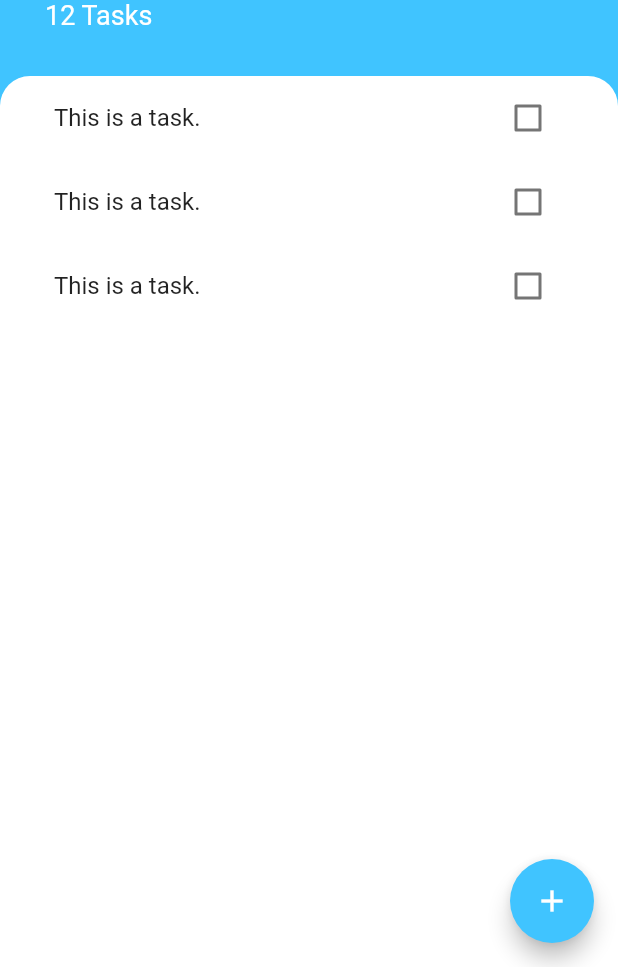
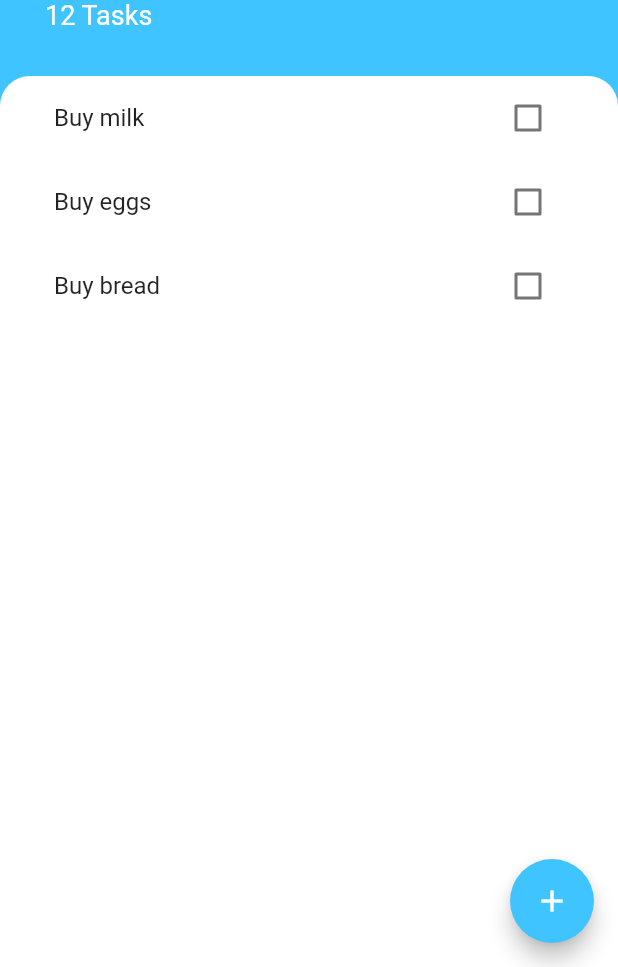
Before and after one commit to DalatCoder/learn-flutter-angela, a Flutter app: the screen it shows after launch, on a phone screen of 412 x 824 dp, the part 269-1236 px from its top. Run offline on Flutter 3.47's test engine with Material 2 defaults, Android fonts, the phone set to English and light mode, and no system bars; our stand-ins replace audioplayers, cloud_firestore, firebase_auth, firebase_core, flutter_spinkit, font_awesome_flutter and 3 more; accounts and stored records are empty.

```diff
--- /dev/null
+++ b/todoey/lib/models/task.dart
@@ -0,0 +1,10 @@
+class Task {
+  final String name;
+  bool isDone;
+
+  Task({this.name, this.isDone = false});
+
+  void toggleDone() {
+    isDone = !isDone;
+  }
+}
--- a/todoey/lib/widgets/task_title.dart
+++ b/todoey/lib/widgets/task_title.dart
@@ -1,18 +1,17 @@
 import 'package:flutter/material.dart';
 
-class TaskTitle extends StatefulWidget {
-  @override
-  _TaskTitleState createState() => _TaskTitleState();
-}
+class TaskTitle extends StatelessWidget {
+  final bool isChecked;
+  final String taskTitle;
+  final Function onCheckChanged;
 
-class _TaskTitleState extends State<TaskTitle> {
-  bool isChecked = false;
+  TaskTitle({this.isChecked, this.taskTitle, this.onCheckChanged});
 
   @override
   Widget build(BuildContext context) {
     return ListTile(
       title: Text(
-        'This is a task.',
+        taskTitle,
         style: TextStyle(
           decoration:
               isChecked ? TextDecoration.lineThrough : TextDecoration.none,
@@ -21,11 +20,7 @@ class _TaskTitleState extends State<TaskTitle> {
       trailing: Checkbox(
         activeColor: Colors.lightBlueAccent,
         value: isChecked,
-        onChanged: (bool value) {
-          setState(() {
-            isChecked = value;
-          });
-        },
+        onChanged: onCheckChanged,
       ),
     );
   }
--- a/todoey/lib/widgets/tasks_list.dart
+++ b/todoey/lib/widgets/tasks_list.dart
@@ -1,16 +1,35 @@
 import 'package:flutter/material.dart';
+import 'package:todoey/models/task.dart';
 
 import 'task_title.dart';
 
-class TasksList extends StatelessWidget {
+class TasksList extends StatefulWidget {
+  @override
+  _TasksListState createState() => _TasksListState();
+}
+
+class _TasksListState extends State<TasksList> {
+  List<Task> tasks = [
+    Task(name: 'Buy milk'),
+    Task(name: 'Buy eggs'),
+    Task(name: 'Buy bread'),
+  ];
+
   @override
   Widget build(BuildContext context) {
-    return ListView(
-      children: [
-        TaskTitle(),
-        TaskTitle(),
-        TaskTitle(),
-      ],
+    return ListView.builder(
+      itemBuilder: (context, index) {
+        return TaskTitle(
+          taskTitle: tasks[index].name,
+          isChecked: tasks[index].isDone,
+          onCheckChanged: (checkboxState) {
+            setState(() {
+              tasks[index].toggleDone();
+            });
+          },
+        );
+      },
+      itemCount: tasks.length,
     );
   }
 }
```
